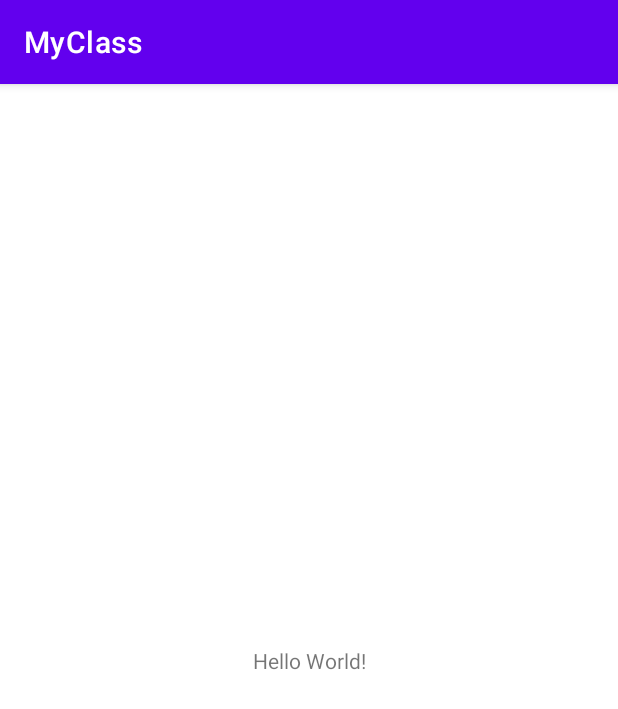
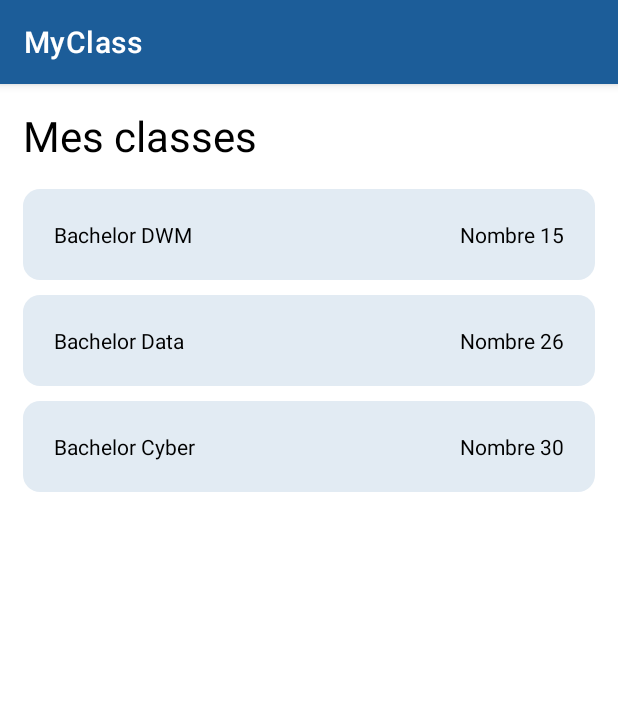
Before and after one commit to Rom2-ls/MyClass, an Android app: the screen it shows after launch (MainActivity before the commit, ListClassActivity after it), on a phone screen of 412 x 824 dp. Shown: the top 709 px of the screen. Run offline under Robolectric (Android 15) with nearby library versions, the phone set to English and light mode, and no system bars.

Commit message:
Ajout activity ListClass

```diff
--- a/app/src/main/AndroidManifest.xml
+++ b/app/src/main/AndroidManifest.xml
@@ -12,6 +12,13 @@
         android:supportsRtl="true"
         android:theme="@style/Theme.MyClass"
         tools:targetApi="31">
+        <activity
+            android:name=".ListClassActivity"
+            android:exported="false">
+            <meta-data
+                android:name="android.app.lib_name"
+                android:value="" />
+        </activity>
         <activity
             android:name=".MainActivity"
             android:exported="true">
--- /dev/null
+++ b/app/src/main/java/com/example/myclass/ListClassActivity.kt
@@ -0,0 +1,11 @@
+package com.example.myclass
+
+import androidx.appcompat.app.AppCompatActivity
+import android.os.Bundle
+
+class ListClassActivity : AppCompatActivity() {
+    override fun onCreate(savedInstanceState: Bundle?) {
+        super.onCreate(savedInstanceState)
+        setContentView(R.layout.activity_list_class)
+    }
+}
--- a/app/src/main/java/com/example/myclass/MainActivity.kt
+++ b/app/src/main/java/com/example/myclass/MainActivity.kt
@@ -1,5 +1,6 @@
 package com.example.myclass
 
+import android.content.Intent
 import androidx.appcompat.app.AppCompatActivity
 import android.os.Bundle
 
@@ -7,5 +8,8 @@ class MainActivity : AppCompatActivity() {
     override fun onCreate(savedInstanceState: Bundle?) {
         super.onCreate(savedInstanceState)
         setContentView(R.layout.activity_main)
+
+        val intent = Intent(this, ListClassActivity::class.java)
+        startActivity(intent)
     }
 }
--- /dev/null
+++ b/app/src/main/res/drawable/class_card.xml
@@ -0,0 +1,9 @@
+<?xml version="1.0" encoding="utf-8"?>
+<shape xmlns:android="http://schemas.android.com/apk/res/android">
+    <solid
+        android:color="#e2ebf3" >
+    </solid>
+    <corners
+        android:radius="11dp"   >
+    </corners>
+</shape>
--- /dev/null
+++ b/app/src/main/res/layout/activity_list_class.xml
@@ -0,0 +1,133 @@
+<?xml version="1.0" encoding="utf-8"?>
+<androidx.constraintlayout.widget.ConstraintLayout xmlns:android="http://schemas.android.com/apk/res/android"
+    xmlns:app="http://schemas.android.com/apk/res-auto"
+    xmlns:tools="http://schemas.android.com/tools"
+    android:layout_width="match_parent"
+    android:layout_height="match_parent"
+    tools:context=".ListClassActivity">
+
+    <TextView
+        android:layout_width="match_parent"
+        android:layout_height="match_parent"
+        android:text="Mes classes"
+        android:gravity="left|top"
+        android:layout_margin="15dp"
+        android:textColor="@color/black"
+        android:textSize="28dp"
+        app:layout_constraintBottom_toBottomOf="parent"
+        app:layout_constraintEnd_toEndOf="parent"
+        app:layout_constraintStart_toStartOf="parent"
+        app:layout_constraintTop_toTopOf="parent" />
+
+    <LinearLayout xmlns:android="http://schemas.android.com/apk/res/android"
+        xmlns:tools="http://schemas.android.com/tools"
+        android:layout_width="match_parent"
+        android:layout_height="match_parent"
+        android:layout_marginTop="60dp"
+        android:layout_marginHorizontal="15dp"
+        android:gravity="left|top"
+        android:orientation="vertical"
+        app:layout_constraintBottom_toBottomOf="parent"
+        app:layout_constraintEnd_toEndOf="parent"
+        app:layout_constraintStart_toStartOf="parent"
+        app:layout_constraintTop_toTopOf="parent"
+
+        >
+            <LinearLayout xmlns:android="http://schemas.android.com/apk/res/android"
+                xmlns:tools="http://schemas.android.com/tools"
+                android:layout_width="match_parent"
+                android:layout_height="wrap_content"
+                android:layout_marginTop="10dp"
+                android:padding="15dp"
+                android:gravity="left|top"
+                android:orientation="horizontal"
+                android:background="@drawable/class_card"
+                app:layout_constraintBottom_toBottomOf="parent"
+                app:layout_constraintEnd_toEndOf="parent"
+                app:layout_constraintStart_toStartOf="parent"
+                app:layout_constraintTop_toTopOf="parent"
+
+                >
+                <TextView
+                    android:layout_width="wrap_content"
+                    android:layout_height="wrap_content"
+                    android:text="Bachelor DWM"
+                    android:layout_margin="5dp"
+                    android:textColor="@color/black" />
+                <View
+                    android:layout_width="0dp"
+                    android:layout_height="0dp"
+                    android:layout_weight="1" />
+                <TextView
+                    android:layout_width="wrap_content"
+                    android:layout_height="wrap_content"
+                    android:text="Nombre 15"
+                    android:layout_margin="5dp"
+                    android:textColor="@color/black" />
+            </LinearLayout>
+        <LinearLayout xmlns:android="http://schemas.android.com/apk/res/android"
+            xmlns:tools="http://schemas.android.com/tools"
+            android:layout_width="match_parent"
+            android:layout_height="wrap_content"
+            android:layout_marginTop="10dp"
+            android:padding="15dp"
+            android:gravity="left|top"
+            android:orientation="horizontal"
+            android:background="@drawable/class_card"
+            app:layout_constraintBottom_toBottomOf="parent"
+            app:layout_constraintEnd_toEndOf="parent"
+            app:layout_constraintStart_toStartOf="parent"
+            app:layout_constraintTop_toTopOf="parent"
+
+            >
+            <TextView
+                android:layout_width="wrap_content"
+                android:layout_height="wrap_content"
+                android:text="Bachelor Data"
+                android:layout_margin="5dp"
+                android:textColor="@color/black" />
+            <View
+                android:layout_width="0dp"
+                android:layout_height="0dp"
+                android:layout_weight="1" />
+            <TextView
+                android:layout_width="wrap_content"
+                android:layout_height="wrap_content"
+                android:text="Nombre 26"
+                android:layout_margin="5dp"
+                android:textColor="@color/black" />
+        </LinearLayout>
+        <LinearLayout xmlns:android="http://schemas.android.com/apk/res/android"
+            xmlns:tools="http://schemas.android.com/tools"
+            android:layout_width="match_parent"
+            android:layout_height="wrap_content"
+            android:layout_marginTop="10dp"
+            android:padding="15dp"
+            android:gravity="left|top"
+            android:orientation="horizontal"
+            android:background="@drawable/class_card"
+            app:layout_constraintBottom_toBottomOf="parent"
+            app:layout_constraintEnd_toEndOf="parent"
+            app:layout_constraintStart_toStartOf="parent"
+            app:layout_constraintTop_toTopOf="parent"
+
+            >
+            <TextView
+                android:layout_width="wrap_content"
+                android:layout_height="wrap_content"
+                android:text="Bachelor Cyber"
+                android:layout_margin="5dp"
+                android:textColor="@color/black" />
+            <View
+                android:layout_width="0dp"
+                android:layout_height="0dp"
+                android:layout_weight="1" />
+            <TextView
+                android:layout_width="wrap_content"
+                android:layout_height="wrap_content"
+                android:text="Nombre 30"
+                android:layout_margin="5dp"
+                android:textColor="@color/black" />
+        </LinearLayout>
+    </LinearLayout>
+</androidx.constraintlayout.widget.ConstraintLayout>
--- a/app/src/main/res/values/colors.xml
+++ b/app/src/main/res/values/colors.xml
@@ -7,4 +7,5 @@
     <color name="teal_700">#FF018786</color>
     <color name="black">#FF000000</color>
     <color name="white">#FFFFFFFF</color>
+    <color name="primary">#1C5D99</color>
 </resources>
--- a/app/src/main/res/values/themes.xml
+++ b/app/src/main/res/values/themes.xml
@@ -2,8 +2,8 @@
     <!-- Base application theme. -->
     <style name="Theme.MyClass" parent="Theme.MaterialComponents.DayNight.DarkActionBar">
         <!-- Primary brand color. -->
-        <item name="colorPrimary">@color/purple_500</item>
-        <item name="colorPrimaryVariant">@color/purple_700</item>
+        <item name="colorPrimary">@color/primary</item>
+        <item name="colorPrimaryVariant">@color/primary</item>
         <item name="colorOnPrimary">@color/white</item>
         <!-- Secondary brand color. -->
         <item name="colorSecondary">@color/teal_200</item>
```
